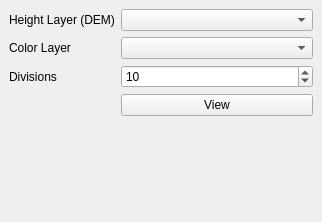
Old version of the form DemViewer/dem_viewer_dockwidget_base.ui in the repository joseluiscd/qgis-dem-view.
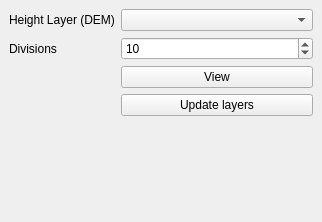
New version of the form.

Commit message: Removed color box and added update button

What changed in the file:
```diff
--- a/DemViewer/dem_viewer_dockwidget_base.ui
+++ b/DemViewer/dem_viewer_dockwidget_base.ui
@@ -15,6 +15,9 @@
   </property>
   <widget class="QWidget" name="dockWidgetContents">
    <layout class="QFormLayout" name="formLayout">
+    <property name="fieldGrowthPolicy">
+     <enum>QFormLayout::AllNonFixedFieldsGrow</enum>
+    </property>
     <item row="0" column="0">
      <widget class="QLabel" name="label">
       <property name="text">
@@ -26,23 +29,13 @@
      <widget class="QComboBox" name="heightLayerBox"/>
     </item>
     <item row="1" column="0">
-     <widget class="QLabel" name="label_2">
+     <widget class="QLabel" name="label_3">
       <property name="text">
-       <string>Color Layer</string>
+       <string>Divisions</string>
       </property>
      </widget>
     </item>
     <item row="1" column="1">
-     <widget class="QComboBox" name="colorLayerBox"/>
-    </item>
-    <item row="3" column="1">
-     <widget class="QPushButton" name="viewButton">
-      <property name="text">
-       <string>View</string>
-      </property>
-     </widget>
-    </item>
-    <item row="2" column="1">
      <widget class="QSpinBox" name="precisionBox">
       <property name="minimum">
        <number>1</number>
@@ -55,10 +48,17 @@
       </property>
      </widget>
     </item>
-    <item row="2" column="0">
-     <widget class="QLabel" name="label_3">
+    <item row="2" column="1">
+     <widget class="QPushButton" name="viewButton">
       <property name="text">
-       <string>Divisions</string>
+       <string>View</string>
+      </property>
+     </widget>
+    </item>
+    <item row="3" column="1">
+     <widget class="QPushButton" name="updateLayersBtn">
+      <property name="text">
+       <string>Update layers</string>
       </property>
      </widget>
     </item>
```
The commit also changes 3 other files.
